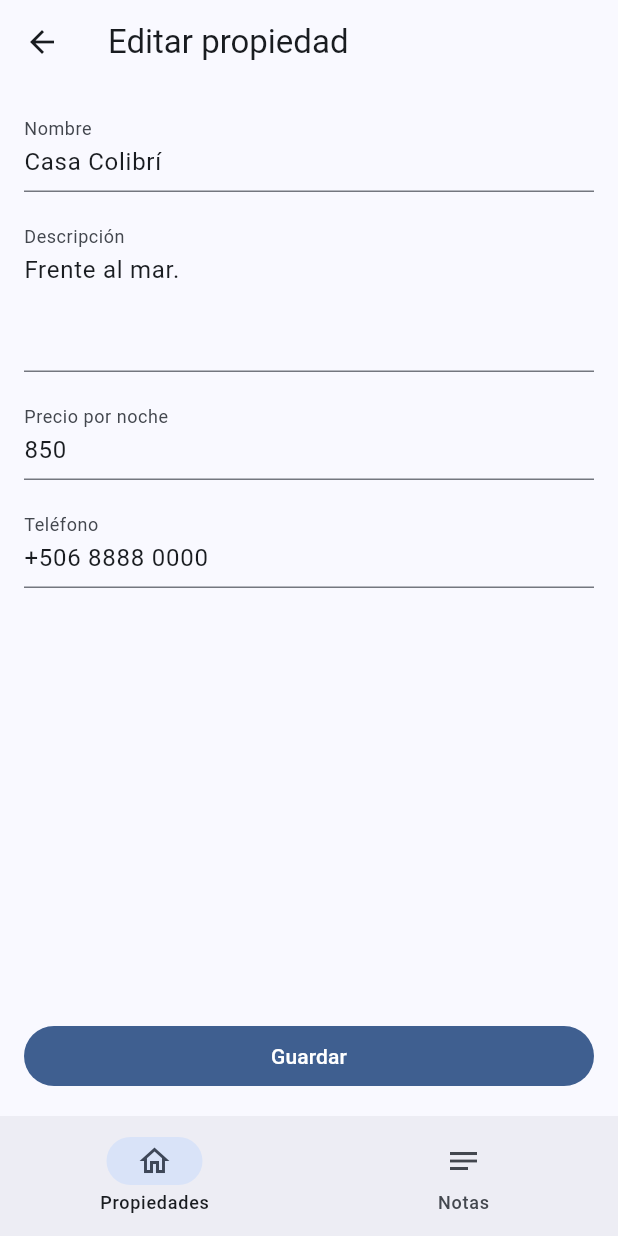
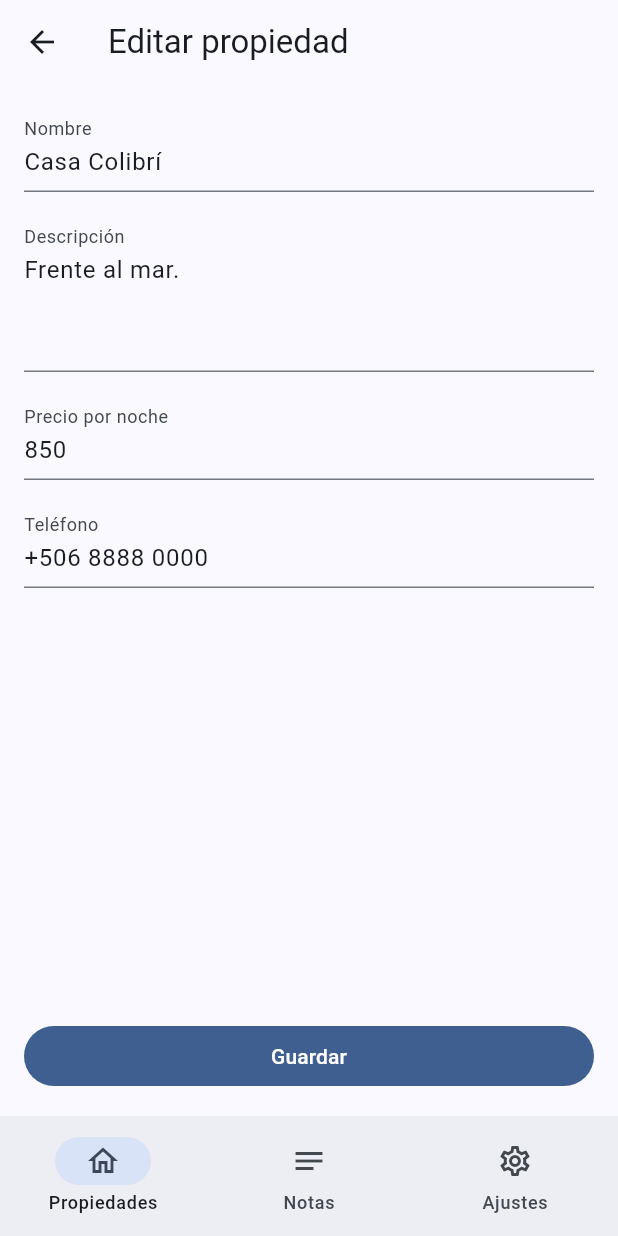
Before and after one commit to kaelistudios/kaeli_ui, a Flutter app: the HomeTabs screen opened directly, after a tap on "Casa Colibrí", on a phone screen of 412 x 824 dp. Run offline on Flutter 3.47's test engine with Material 3 defaults, Android fonts, the phone set to English and light mode, and no system bars; our stand-ins replace in_app_review, share_plus, shared_preferences; accounts and stored records are empty.

Commit message:
kaeli_ui 0.7.0: tutorial de primera vez (showKaeliTourOnce), compartir y calificar (kaeliShareApp, kaeliOpenStoreToRate, KaeliReviewPrompt)
- Tutorial con «Saltar», «Siguiente» y «Empezar» en es/en/fr/pt; sale una vez por teléfono y acepta la clave que ya usaba la app
- El botón «Calificar» abre la ficha de la tienda; la ventana nativa solo después de N logros, una sola vez (countKey/askedKey para las claves existentes)
- KaeliPlatformActions para pruebas; pruebas nuevas en test/tour_test.dart y test/app_extras_test.dart
- Ejemplo: tutorial al abrir y pestaña «Ajustes» con «Ver el tutorial», «Compartir» y «Calificar»

Co-Authored-By: Claude Opus 5.5 <noreply@anthropic.com>

```diff
--- a/example/lib/main.dart
+++ b/example/lib/main.dart
@@ -3,6 +3,7 @@
 // 2. KaeliKeyboardObserver en cada navegador (la raíz y una por pestaña).
 // 3. KaeliTabDismiss al cambiar de pestaña.
 // 4. KaeliUnsavedChangesGuard + KaeliFormBottomBar en el formulario.
+// Además (0.7.0): tutorial de primera vez y la pestaña «Ajustes» con «Ver el tutorial», «Compartir» y «Calificar».
 //
 // Los textos del ejemplo están fijos en español para que se lea fácil; en una app de Kaeli salen de sus traducciones.
 import 'package:flutter/material.dart';
@@ -12,10 +13,13 @@ import 'package:kaeli_ui/kaeli_ui.dart';
 void main() => runApp(const ExampleApp());
 
 class ExampleApp extends StatelessWidget {
-  const ExampleApp({super.key, this.locale});
+  const ExampleApp({super.key, this.locale, this.firstRunTour = true});
 
   /// Idioma fijo (para pruebas); si es null, el del teléfono.
   final Locale? locale;
+
+  /// Mostrar el tutorial la primera vez (las pruebas de formularios lo apagan).
+  final bool firstRunTour;
 
   @override
   Widget build(BuildContext context) => MaterialApp(
@@ -28,13 +32,15 @@ class ExampleApp extends StatelessWidget {
     builder: (context, child) => KaeliKeyboard(child: child!),
     // Paso 2 (navegador raíz).
     navigatorObservers: [KaeliKeyboardObserver()],
-    home: const HomeTabs(),
+    home: HomeTabs(firstRunTour: firstRunTour),
   );
 }
 
 /// Dos pestañas, cada una con su navegador (como `StatefulShellRoute.indexedStack` de go_router).
 class HomeTabs extends StatefulWidget {
-  const HomeTabs({super.key});
+  const HomeTabs({super.key, this.firstRunTour = true});
+
+  final bool firstRunTour;
 
   @override
   State<HomeTabs> createState() => _HomeTabsState();
@@ -44,7 +50,18 @@ class _HomeTabsState extends State<HomeTabs> {
   var _index = 0;
 
   // Paso 2 (una instancia por pestaña).
-  final _observers = [KaeliKeyboardObserver(), KaeliKeyboardObserver()];
+  final _observers = [KaeliKeyboardObserver(), KaeliKeyboardObserver(), KaeliKeyboardObserver()];
+
+  @override
+  void initState() {
+    super.initState();
+    // Tutorial de primera vez: una sola vez por teléfono, al llegar a la primera pantalla.
+    if (widget.firstRunTour) {
+      WidgetsBinding.instance.addPostFrameCallback((_) {
+        if (mounted) showKaeliTourOnce(context, pages: tourPages);
+      });
+    }
+  }
 
   @override
   Widget build(BuildContext context) => Scaffold(
@@ -59,6 +76,10 @@ class _HomeTabsState extends State<HomeTabs> {
           observers: [_observers[1]],
           onGenerateRoute: (_) => MaterialPageRoute<void>(builder: (_) => const NotesScreen()),
         ),
+        Navigator(
+          observers: [_observers[2]],
+          onGenerateRoute: (_) => MaterialPageRoute<void>(builder: (_) => const SettingsScreen()),
+        ),
       ],
     ),
     bottomNavigationBar: NavigationBar(
@@ -68,6 +89,7 @@ class _HomeTabsState extends State<HomeTabs> {
       destinations: const [
         NavigationDestination(key: Key('tab.properties'), icon: Icon(Icons.home_outlined), label: 'Propiedades'),
         NavigationDestination(key: Key('tab.notes'), icon: Icon(Icons.notes), label: 'Notas'),
+        NavigationDestination(key: Key('tab.settings'), icon: Icon(Icons.settings_outlined), label: 'Ajustes'),
       ],
     ),
   );
@@ -97,9 +119,8 @@ class _PropertyListScreenState extends State<PropertyListScreen> {
   ];
 
   Future<void> _edit(int i) async {
-    final saved = await Navigator.of(context).push<Property>(
-      MaterialPageRoute(builder: (_) => PropertyFormScreen(initial: _items[i])),
-    );
+    final saved = await Navigator.of(context)
+        .push<Property>(MaterialPageRoute(builder: (_) => PropertyFormScreen(initial: _items[i])));
     if (saved != null) setState(() => _items[i] = saved);
   }
 
@@ -111,7 +132,10 @@ class _PropertyListScreenState extends State<PropertyListScreen> {
         // Buscar: campo de una línea; tocar fuera o deslizar la lista cierra el teclado.
         const Padding(
           padding: EdgeInsets.all(16),
-          child: TextField(key: Key('list.search'), decoration: InputDecoration(labelText: 'Buscar')),
+          child: TextField(
+            key: Key('list.search'),
+            decoration: InputDecoration(labelText: 'Buscar'),
+          ),
         ),
         for (final (i, p) in _items.indexed)
           ListTile(
@@ -174,7 +198,11 @@ class _PropertyFormScreenState extends State<PropertyFormScreen> with KaeliDirty
       body: ListView(
         padding: const EdgeInsetsDirectional.all(16),
         children: [
-          TextField(key: const Key('form.name'), controller: _name, decoration: const InputDecoration(labelText: 'Nombre')),
+          TextField(
+            key: const Key('form.name'),
+            controller: _name,
+            decoration: const InputDecoration(labelText: 'Nombre'),
+          ),
           const SizedBox(height: 16),
           TextField(
             key: const Key('form.description'),
@@ -222,3 +250,72 @@ class NotesScreen extends StatelessWidget {
     ),
   );
 }
+
+/// Páginas del tutorial (en una app salen de sus traducciones).
+const tourPages = [
+  KaeliTourPage(
+    icon: Icons.home_outlined,
+    title: 'Tus propiedades',
+    body: 'Agrega cada propiedad con su precio por noche y edítala cuando quieras.',
+  ),
+  KaeliTourPage(
+    icon: Icons.notes,
+    title: 'Notas a mano',
+    body: 'Apunta lo que no quieras olvidar en la pestaña «Notas».',
+  ),
+  KaeliTourPage(
+    icon: Icons.settings_outlined,
+    title: 'Todo en Ajustes',
+    body: 'Vuelve a ver este tutorial, comparte la app o califícala desde «Ajustes».',
+  ),
+];
+
+/// Datos de la app para compartir y calificar (en una app real: su Apple ID y `https://<app>.kaeliapps.com/`).
+const exampleApp = KaeliAppInfo(appStoreId: '6819557562', downloadUrl: 'https://wibblo.kaeliapps.com/');
+
+class SettingsScreen extends StatelessWidget {
+  const SettingsScreen({super.key});
+
+  @override
+  Widget build(BuildContext context) => Scaffold(
+    appBar: AppBar(title: const Text('Ajustes')),
+    body: ListView(
+      children: [
+        ListTile(
+          key: const Key('settings.tour'),
+          leading: const Icon(Icons.school_outlined),
+          title: const Text('Ver el tutorial'),
+          onTap: () => showKaeliTour(context, pages: tourPages),
+        ),
+        Builder(
+          builder: (context) => ListTile(
+            key: const Key('settings.share'),
+            leading: const Icon(Icons.ios_share),
+            title: const Text('Compartir la app'),
+            onTap: () => kaeliShareApp(context, text: 'Te recomiendo esta app: ${exampleApp.downloadUrl}'),
+          ),
+        ),
+        ListTile(
+          key: const Key('settings.rate'),
+          leading: const Icon(Icons.star_outline),
+          title: const Text('Calificar la app'),
+          // El botón abre la ficha de la tienda; la ventana nativa solo después de un logro (KaeliReviewPrompt).
+          onTap: () => kaeliOpenStoreToRate(exampleApp),
+        ),
+        ListTile(
+          key: const Key('settings.resetTour'),
+          leading: const Icon(Icons.restart_alt),
+          title: const Text('Mostrar el tutorial al abrir otra vez'),
+          subtitle: const Text('Solo para probar'),
+          onTap: () async {
+            await KaeliTourMemory.reset();
+            if (context.mounted) {
+              ScaffoldMessenger.of(context)
+                  .showSnackBar(const SnackBar(content: Text('Listo: saldrá al abrir la app.')));
+            }
+          },
+        ),
+      ],
+    ),
+  );
+}
--- a/example/pubspec.yaml
+++ b/example/pubspec.yaml
@@ -18,6 +18,8 @@ dev_dependencies:
   flutter_test:
     sdk: flutter
   flutter_lints: ^6.0.0
+  # Solo para SharedPreferences.setMockInitialValues en las pruebas (kaeli_ui ya la trae).
+  shared_preferences: ^2.2.0
 
 flutter:
   uses-material-design: true
--- a/lib/kaeli_ui.dart
+++ b/lib/kaeli_ui.dart
@@ -1,8 +1,9 @@
-/// Teclado, formularios y selectores compartidos por las apps Flutter de Kaeli.
+/// Teclado, formularios, selectores, tutorial, compartir y calificar, compartidos por las apps Flutter de Kaeli.
 ///
 /// Ver README.md para la lista de integración en 4 pasos.
 library;
 
+export 'src/app_extras.dart';
 export 'src/choice.dart';
 export 'src/date_picker.dart';
 export 'src/dirty_tracker.dart';
@@ -16,4 +17,5 @@ export 'src/page.dart';
 export 'src/strings.dart';
 export 'src/tab_dismiss.dart';
 export 'src/time_picker.dart';
+export 'src/tour.dart';
 export 'src/unsaved_changes_guard.dart';
```
Also changed, not shown: lib/src/app_extras.dart (added, +137 -0 lines), lib/src/tour.dart (added, +266 -0 lines), pubspec.yaml (+7 -2 lines), 5 other files.
